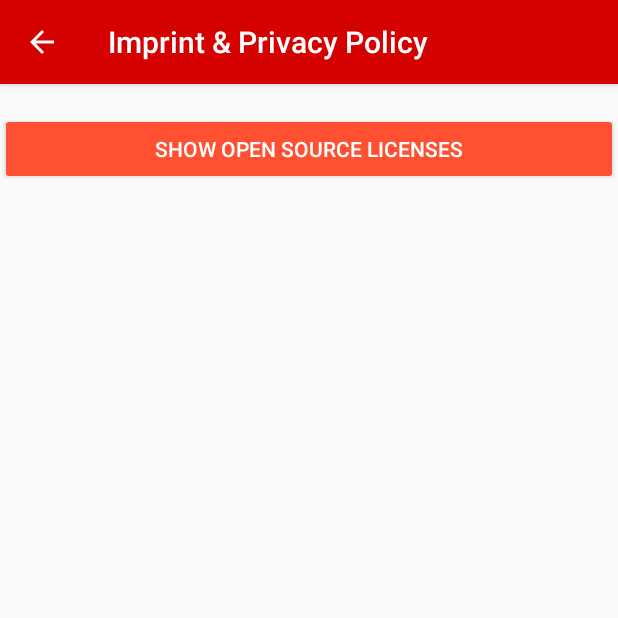
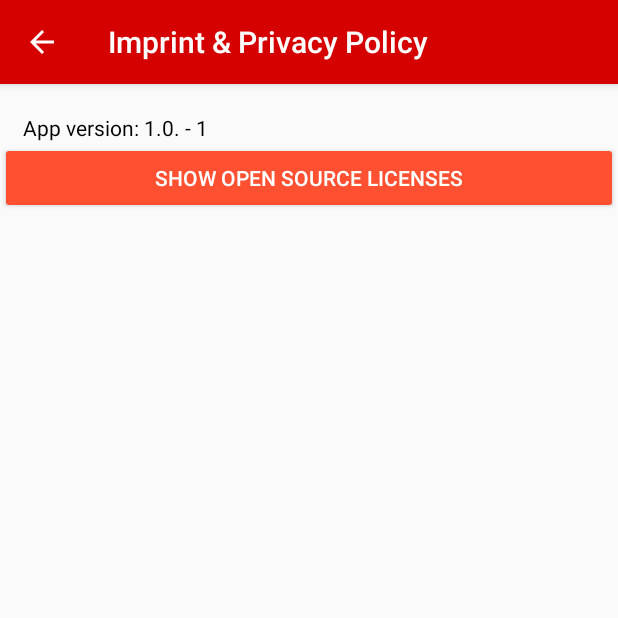
Before and after one commit to vatbub/Scoreboard, an Android app: the AboutActivity screen opened directly, with no data from a screen before it, on a phone screen of 412 x 824 dp, the top half of it. Run offline under Robolectric (Android 15) with nearby library versions, the phone set to English and light mode, and no system bars; libraries missing offline, so code that uses them is left out: org.commonmark.parser, ru.noties.markwon; 9 statements that could not run were skipped.

Commit message:
Added a version label to the bottom of the about activity

```diff
--- a/app/src/main/java/com/github/vatbub/scoreboard/view/AboutActivity.kt
+++ b/app/src/main/java/com/github/vatbub/scoreboard/view/AboutActivity.kt
@@ -22,6 +22,7 @@ import android.os.Bundle
 import android.support.annotation.RawRes
 import android.text.method.LinkMovementMethod
 import androidx.appcompat.app.AppCompatActivity
+import com.github.vatbub.scoreboard.BuildConfig
 import com.github.vatbub.scoreboard.R
 import com.google.android.gms.oss.licenses.OssLicensesMenuActivity
 import kotlinx.android.synthetic.main.activity_about.*
@@ -36,6 +37,11 @@ class AboutActivity : AppCompatActivity() {
         supportActionBar?.setDisplayHomeAsUpEnabled(true)
         displayMarkdown(R.raw.about)
         setButtonListenersUp()
+        setVersionLabelUp()
+    }
+
+    private fun setVersionLabelUp() {
+        activity_about_version_label.text = getString(R.string.version_label_template, BuildConfig.VERSION_NAME, BuildConfig.VERSION_CODE)
     }
 
     private fun setButtonListenersUp() {
--- a/app/src/main/res/layout/activity_about.xml
+++ b/app/src/main/res/layout/activity_about.xml
@@ -34,6 +34,14 @@
             android:layout_marginEnd="15dp"
             android:textColor="@android:color/black" />
 
+        <TextView
+            android:id="@+id/activity_about_version_label"
+            android:layout_width="match_parent"
+            android:layout_height="wrap_content"
+            android:layout_marginStart="15dp"
+            android:layout_marginEnd="15dp"
+            android:textColor="@android:color/black" />
+
         <Button
             android:id="@+id/imprint_button_open_source_licenses"
             style="@style/Widget.AppCompat.Button.Colored"
--- a/app/src/main/res/values/strings.xml
+++ b/app/src/main/res/values/strings.xml
@@ -78,4 +78,5 @@
     <string name="instagram_url">https://www.instagram.com/vatbub/</string>
     <string name="add_player_hint_content_description">Use the button just above to add new players to the game.</string>
     <string name="shadow_content_description">It\'s a shadow, don\'t click on it.</string>
+    <string name="version_label_template">App version: %s - %d</string>
 </resources>
```
Also changed, not shown: 1 other file.
